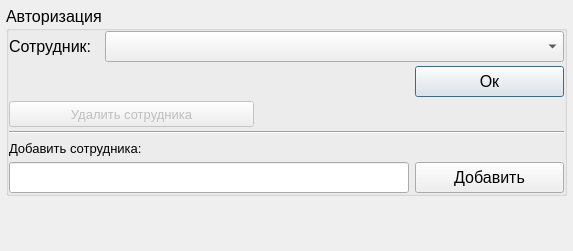
Qt form startdialog.ui (YakSid/KDC_RSREU) before a commit.
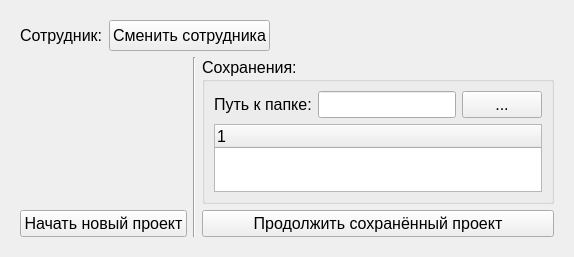
The same form after that commit. The open tabs and pages were chosen to show the change. Icons and pictures are not drawn.

Patch:
```diff
--- a/startdialog.ui
+++ b/startdialog.ui
@@ -6,20 +6,20 @@
    <rect>
     <x>0</x>
     <y>0</y>
-    <width>568</width>
-    <height>251</height>
+    <width>574</width>
+    <height>257</height>
    </rect>
   </property>
   <property name="minimumSize">
    <size>
-    <width>0</width>
-    <height>0</height>
+    <width>574</width>
+    <height>257</height>
    </size>
   </property>
   <property name="maximumSize">
    <size>
-    <width>600</width>
-    <height>300</height>
+    <width>574</width>
+    <height>257</height>
    </size>
   </property>
   <property name="font">
@@ -34,22 +34,7 @@
    <iconset resource="res.qrc">
     <normaloff>:/new/prefix1/KDA1.ico</normaloff>:/new/prefix1/KDA1.ico</iconset>
   </property>
-  <layout class="QGridLayout" name="gridLayout_3">
-   <property name="leftMargin">
-    <number>6</number>
-   </property>
-   <property name="topMargin">
-    <number>6</number>
-   </property>
-   <property name="rightMargin">
-    <number>6</number>
-   </property>
-   <property name="bottomMargin">
-    <number>6</number>
-   </property>
-   <property name="spacing">
-    <number>0</number>
-   </property>
+  <layout class="QGridLayout" name="gridLayout_6">
    <item row="0" column="0">
     <widget class="QStackedWidget" name="stackedWidget">
      <property name="currentIndex">
@@ -289,43 +274,6 @@
        <property name="bottomMargin">
         <number>0</number>
        </property>
-       <item>
-        <layout class="QHBoxLayout" name="horizontalLayout">
-         <item>
-          <widget class="QLabel" name="lb_author">
-           <property name="text">
-            <string>Сотрудник:</string>
-           </property>
-          </widget>
-         </item>
-         <item>
-          <widget class="QPushButton" name="pb_changeAuthor">
-           <property name="minimumSize">
-            <size>
-             <width>0</width>
-             <height>31</height>
-            </size>
-           </property>
-           <property name="text">
-            <string>Сменить сотрудника</string>
-           </property>
-          </widget>
-         </item>
-         <item>
-          <spacer name="horizontalSpacer_4">
-           <property name="orientation">
-            <enum>Qt::Horizontal</enum>
-           </property>
-           <property name="sizeHint" stdset="0">
-            <size>
-             <width>40</width>
-             <height>20</height>
-            </size>
-           </property>
-          </spacer>
-         </item>
-        </layout>
-       </item>
        <item>
         <widget class="QGroupBox" name="gb_start">
          <property name="enabled">
@@ -516,6 +464,109 @@
        </item>
       </layout>
      </widget>
+     <widget class="QWidget" name="page_modeSettings">
+      <layout class="QGridLayout" name="gridLayout_3">
+       <item row="0" column="0" colspan="3">
+        <layout class="QHBoxLayout" name="horizontalLayout">
+         <item>
+          <widget class="QLabel" name="lb_author">
+           <property name="text">
+            <string>Сотрудник:</string>
+           </property>
+          </widget>
+         </item>
+         <item>
+          <widget class="QPushButton" name="pb_changeAuthor">
+           <property name="minimumSize">
+            <size>
+             <width>0</width>
+             <height>31</height>
+            </size>
+           </property>
+           <property name="text">
+            <string>Сменить сотрудника</string>
+           </property>
+          </widget>
+         </item>
+         <item>
+          <spacer name="horizontalSpacer_7">
+           <property name="orientation">
+            <enum>Qt::Horizontal</enum>
+           </property>
+           <property name="sizeHint" stdset="0">
+            <size>
+             <width>40</width>
+             <height>20</height>
+            </size>
+           </property>
+          </spacer>
+         </item>
+        </layout>
+       </item>
+       <item row="1" column="1" rowspan="2">
+        <widget class="Line" name="line_2">
+         <property name="orientation">
+          <enum>Qt::Vertical</enum>
+         </property>
+        </widget>
+       </item>
+       <item row="1" column="2">
+        <widget class="QGroupBox" name="groupBox">
+         <property name="title">
+          <string>Сохранения:</string>
+         </property>
+         <layout class="QGridLayout" name="gridLayout_5">
+          <item row="0" column="0">
+           <widget class="QLabel" name="label_3">
+            <property name="text">
+             <string>Путь к папке:</string>
+            </property>
+           </widget>
+          </item>
+          <item row="0" column="1">
+           <widget class="QLineEdit" name="lineEdit"/>
+          </item>
+          <item row="0" column="2">
+           <widget class="QPushButton" name="pushButton_2">
+            <property name="text">
+             <string>...</string>
+            </property>
+           </widget>
+          </item>
+          <item row="1" column="0" colspan="3">
+           <widget class="QTreeWidget" name="treeWidget">
+            <property name="maximumSize">
+             <size>
+              <width>16777215</width>
+              <height>100</height>
+             </size>
+            </property>
+            <column>
+             <property name="text">
+              <string notr="true">1</string>
+             </property>
+            </column>
+           </widget>
+          </item>
+         </layout>
+        </widget>
+       </item>
+       <item row="2" column="0">
+        <widget class="QPushButton" name="pb_startNew">
+         <property name="text">
+          <string>Начать новый проект</string>
+         </property>
+        </widget>
+       </item>
+       <item row="2" column="2">
+        <widget class="QPushButton" name="pb_continueSaved">
+         <property name="text">
+          <string>Продолжить сохранённый проект</string>
+         </property>
+        </widget>
+       </item>
+      </layout>
+     </widget>
     </widget>
    </item>
   </layout>
```
Left out of the diff: 5 changed lines with no effect on the pictures.
